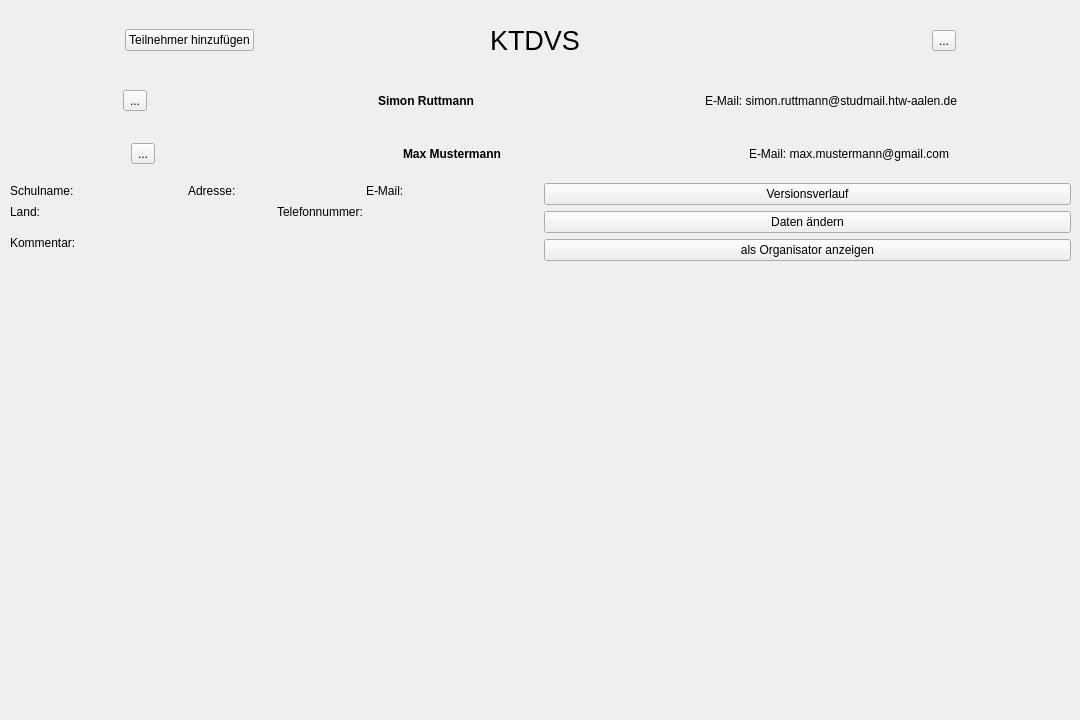
Old version of the form KTDVS/KTDVS/view_teilnehmerliste.ui in the repository SimonRuttmann/ClassReunionSoftware.
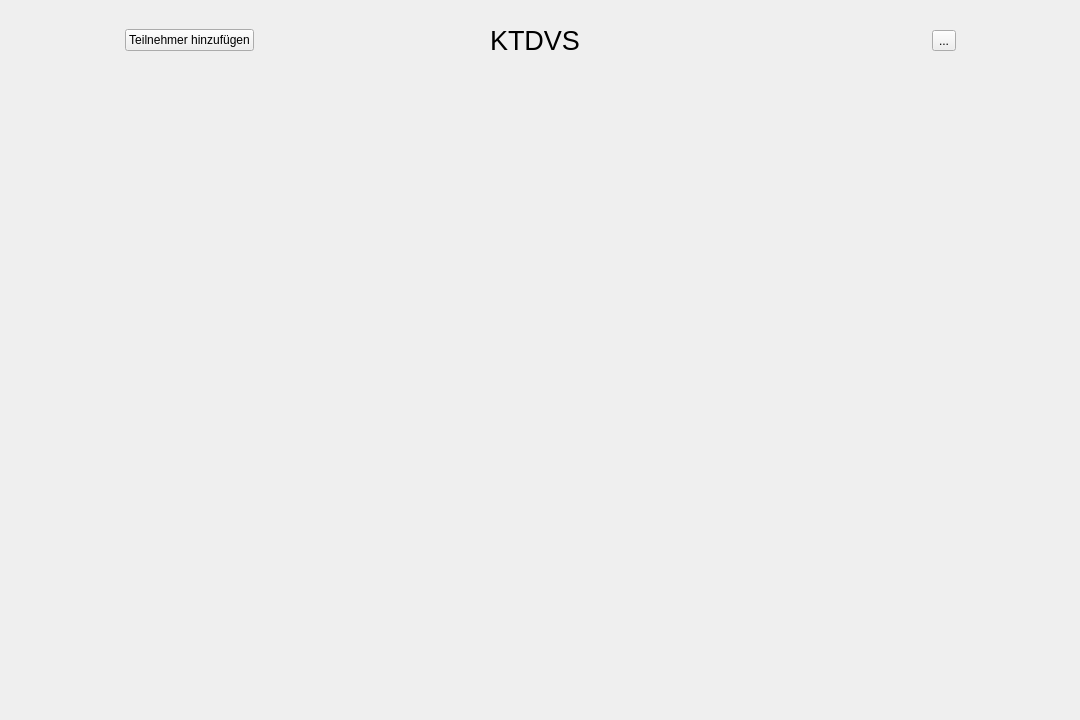
New version of the form. Icons and pictures are not drawn.

Commit message:
changed view_teilnehmerliste
removed all other views

Diff of the .ui file:
```diff
--- a/KTDVS/KTDVS/view_teilnehmerliste.ui
+++ b/KTDVS/KTDVS/view_teilnehmerliste.ui
@@ -169,342 +169,10 @@
      <x>10</x>
      <y>80</y>
      <width>1061</width>
-     <height>41</height>
+     <height>631</height>
     </rect>
    </property>
-   <layout class="QHBoxLayout" name="horizontalLayout_2">
-    <item>
-     <spacer name="horizontalSpacer_10">
-      <property name="orientation">
-       <enum>Qt::Horizontal</enum>
-      </property>
-      <property name="sizeHint" stdset="0">
-       <size>
-        <width>40</width>
-        <height>20</height>
-       </size>
-      </property>
-     </spacer>
-    </item>
-    <item>
-     <widget class="QToolButton" name="toolButton_2">
-      <property name="text">
-       <string>...</string>
-      </property>
-      <property name="icon">
-       <iconset>
-        <normaloff>../Resources/arrow_down.png</normaloff>../Resources/arrow_down.png</iconset>
-      </property>
-     </widget>
-    </item>
-    <item>
-     <spacer name="horizontalSpacer_5">
-      <property name="orientation">
-       <enum>Qt::Horizontal</enum>
-      </property>
-      <property name="sizeHint" stdset="0">
-       <size>
-        <width>40</width>
-        <height>20</height>
-       </size>
-      </property>
-     </spacer>
-    </item>
-    <item>
-     <spacer name="horizontalSpacer_13">
-      <property name="orientation">
-       <enum>Qt::Horizontal</enum>
-      </property>
-      <property name="sizeHint" stdset="0">
-       <size>
-        <width>40</width>
-        <height>20</height>
-       </size>
-      </property>
-     </spacer>
-    </item>
-    <item>
-     <widget class="QLabel" name="label_2">
-      <property name="font">
-       <font>
-        <weight>75</weight>
-        <bold>true</bold>
-       </font>
-      </property>
-      <property name="text">
-       <string>Simon Ruttmann</string>
-      </property>
-     </widget>
-    </item>
-    <item>
-     <spacer name="horizontalSpacer_9">
-      <property name="orientation">
-       <enum>Qt::Horizontal</enum>
-      </property>
-      <property name="sizeHint" stdset="0">
-       <size>
-        <width>40</width>
-        <height>20</height>
-       </size>
-      </property>
-     </spacer>
-    </item>
-    <item>
-     <spacer name="horizontalSpacer_12">
-      <property name="orientation">
-       <enum>Qt::Horizontal</enum>
-      </property>
-      <property name="sizeHint" stdset="0">
-       <size>
-        <width>40</width>
-        <height>20</height>
-       </size>
-      </property>
-     </spacer>
-    </item>
-    <item>
-     <widget class="QLabel" name="label_3">
-      <property name="text">
-       <string>E-Mail: simon.ruttmann@studmail.htw-aalen.de</string>
-      </property>
-     </widget>
-    </item>
-    <item>
-     <spacer name="horizontalSpacer_11">
-      <property name="orientation">
-       <enum>Qt::Horizontal</enum>
-      </property>
-      <property name="sizeHint" stdset="0">
-       <size>
-        <width>40</width>
-        <height>20</height>
-       </size>
-      </property>
-     </spacer>
-    </item>
-   </layout>
-  </widget>
-  <widget class="QWidget" name="verticalLayoutWidget">
-   <property name="geometry">
-    <rect>
-     <x>10</x>
-     <y>130</y>
-     <width>1061</width>
-     <height>131</height>
-    </rect>
-   </property>
-   <layout class="QVBoxLayout" name="verticalLayout">
-    <item>
-     <layout class="QHBoxLayout" name="horizontalLayout_4">
-      <property name="sizeConstraint">
-       <enum>QLayout::SetMinimumSize</enum>
-      </property>
-      <item>
-       <spacer name="horizontalSpacer_14">
-        <property name="orientation">
-         <enum>Qt::Horizontal</enum>
-        </property>
-        <property name="sizeHint" stdset="0">
-         <size>
-          <width>40</width>
-          <height>20</height>
-         </size>
-        </property>
-       </spacer>
-      </item>
-      <item>
-       <widget class="QToolButton" name="toolButton_3">
-        <property name="text">
-         <string>...</string>
-        </property>
-        <property name="icon">
-         <iconset>
-          <normaloff>../Resources/arrow_up.png</normaloff>../Resources/arrow_up.png</iconset>
-        </property>
-       </widget>
-      </item>
-      <item>
-       <spacer name="horizontalSpacer_15">
-        <property name="orientation">
-         <enum>Qt::Horizontal</enum>
-        </property>
-        <property name="sizeHint" stdset="0">
-         <size>
-          <width>40</width>
-          <height>20</height>
-         </size>
-        </property>
-       </spacer>
-      </item>
-      <item>
-       <spacer name="horizontalSpacer_16">
-        <property name="orientation">
-         <enum>Qt::Horizontal</enum>
-        </property>
-        <property name="sizeHint" stdset="0">
-         <size>
-          <width>40</width>
-          <height>20</height>
-         </size>
-        </property>
-       </spacer>
-      </item>
-      <item>
-       <widget class="QLabel" name="label_4">
-        <property name="font">
-         <font>
-          <weight>75</weight>
-          <bold>true</bold>
-         </font>
-        </property>
-        <property name="text">
-         <string>Max Mustermann</string>
-        </property>
-       </widget>
-      </item>
-      <item>
-       <spacer name="horizontalSpacer_17">
-        <property name="orientation">
-         <enum>Qt::Horizontal</enum>
-        </property>
-        <property name="sizeHint" stdset="0">
-         <size>
-          <width>40</width>
-          <height>20</height>
-         </size>
-        </property>
-       </spacer>
-      </item>
-      <item>
-       <spacer name="horizontalSpacer_18">
-        <property name="orientation">
-         <enum>Qt::Horizontal</enum>
-        </property>
-        <property name="sizeHint" stdset="0">
-         <size>
-          <width>40</width>
-          <height>20</height>
-         </size>
-        </property>
-       </spacer>
-      </item>
-      <item>
-       <widget class="QLabel" name="label_5">
-        <property name="text">
-         <string>E-Mail: max.mustermann@gmail.com</string>
-        </property>
-       </widget>
-      </item>
-      <item>
-       <spacer name="horizontalSpacer_19">
-        <property name="orientation">
-         <enum>Qt::Horizontal</enum>
-        </property>
-        <property name="sizeHint" stdset="0">
-         <size>
-          <width>40</width>
-          <height>20</height>
-         </size>
-        </property>
-       </spacer>
-      </item>
-     </layout>
-    </item>
-    <item>
-     <layout class="QHBoxLayout" name="horizontalLayout_5">
-      <item>
-       <layout class="QVBoxLayout" name="verticalLayout_2">
-        <item>
-         <layout class="QHBoxLayout" name="horizontalLayout_9"/>
-        </item>
-        <item>
-         <layout class="QVBoxLayout" name="verticalLayout_4">
-          <item>
-           <layout class="QHBoxLayout" name="horizontalLayout_6">
-            <item>
-             <widget class="QLabel" name="label_6">
-              <property name="text">
-               <string>Schulname: </string>
-              </property>
-             </widget>
-            </item>
-            <item>
-             <widget class="QLabel" name="label_7">
-              <property name="text">
-               <string>Adresse:</string>
-              </property>
-             </widget>
-            </item>
-            <item>
-             <widget class="QLabel" name="label_8">
-              <property name="text">
-               <string>E-Mail:</string>
-              </property>
-             </widget>
-            </item>
-           </layout>
-          </item>
-          <item>
-           <layout class="QHBoxLayout" name="horizontalLayout_7">
-            <item>
-             <widget class="QLabel" name="label_10">
-              <property name="text">
-               <string>Land:</string>
-              </property>
-             </widget>
-            </item>
-            <item>
-             <widget class="QLabel" name="label_9">
-              <property name="text">
-               <string>Telefonnummer:</string>
-              </property>
-             </widget>
-            </item>
-           </layout>
-          </item>
-         </layout>
-        </item>
-        <item>
-         <layout class="QHBoxLayout" name="horizontalLayout_8">
-          <item>
-           <widget class="QLabel" name="label_11">
-            <property name="text">
-             <string>Kommentar:</string>
-            </property>
-           </widget>
-          </item>
-         </layout>
-        </item>
-       </layout>
-      </item>
-      <item>
-       <layout class="QVBoxLayout" name="verticalLayout_3">
-        <item>
-         <widget class="QPushButton" name="pushButton_3">
-          <property name="text">
-           <string>Versionsverlauf</string>
-          </property>
-         </widget>
-        </item>
-        <item>
-         <widget class="QPushButton" name="pushButton_2">
-          <property name="text">
-           <string>Daten ändern</string>
-          </property>
-         </widget>
-        </item>
-        <item>
-         <widget class="QPushButton" name="pushButton_4">
-          <property name="text">
-           <string>als Organisator anzeigen</string>
-          </property>
-         </widget>
-        </item>
-       </layout>
-      </item>
-     </layout>
-    </item>
-   </layout>
+   <layout class="QVBoxLayout" name="liste"/>
   </widget>
  </widget>
  <resources/>
```
Left out of the diff: 2 changed lines with no effect on the pictures. The commit also changes 106 other files.
